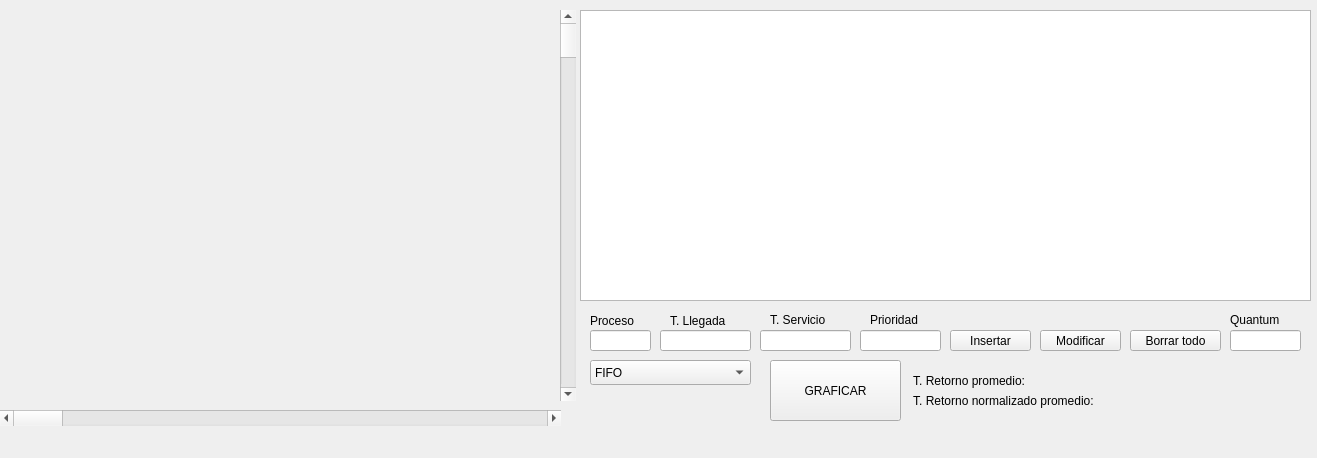
Qt form Planificador/mainwindow.ui (lamlemonpie/SO) before a commit.
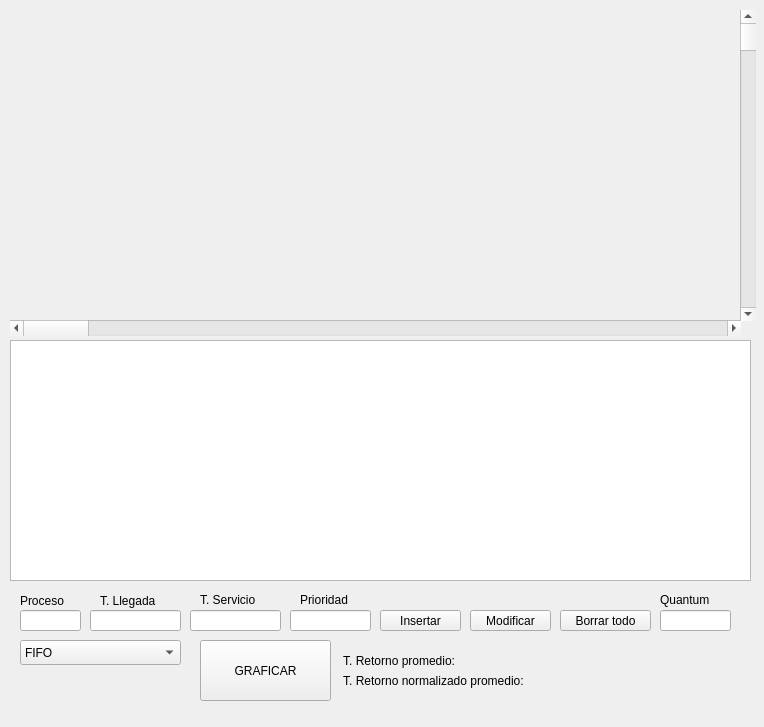
The same form after that commit. Custom widgets are drawn as their Qt base class.

Commit message:
PRIORIDADES :D
Ordenalas Hermione

The edit to the form file:
```diff
--- a/Planificador/mainwindow.ui
+++ b/Planificador/mainwindow.ui
@@ -6,8 +6,8 @@
    <rect>
     <x>0</x>
     <y>0</y>
-    <width>1317</width>
-    <height>458</height>
+    <width>764</width>
+    <height>727</height>
    </rect>
   </property>
   <property name="windowTitle">
@@ -17,18 +17,18 @@
    <widget class="QTableWidget" name="tableWidget">
     <property name="geometry">
      <rect>
-      <x>580</x>
-      <y>10</y>
-      <width>731</width>
-      <height>291</height>
+      <x>10</x>
+      <y>340</y>
+      <width>741</width>
+      <height>241</height>
      </rect>
     </property>
    </widget>
    <widget class="QPushButton" name="pushButton">
     <property name="geometry">
      <rect>
-      <x>950</x>
-      <y>330</y>
+      <x>380</x>
+      <y>610</y>
       <width>81</width>
       <height>21</height>
      </rect>
@@ -40,8 +40,8 @@
    <widget class="QPushButton" name="pushButton_2">
     <property name="geometry">
      <rect>
-      <x>770</x>
-      <y>360</y>
+      <x>200</x>
+      <y>640</y>
       <width>131</width>
       <height>61</height>
      </rect>
@@ -53,8 +53,8 @@
    <widget class="QLineEdit" name="lineEdit">
     <property name="geometry">
      <rect>
-      <x>660</x>
-      <y>330</y>
+      <x>90</x>
+      <y>610</y>
       <width>91</width>
       <height>21</height>
      </rect>
@@ -63,8 +63,8 @@
    <widget class="QLineEdit" name="lineEdit_2">
     <property name="geometry">
      <rect>
-      <x>760</x>
-      <y>330</y>
+      <x>190</x>
+      <y>610</y>
       <width>91</width>
       <height>21</height>
      </rect>
@@ -73,8 +73,8 @@
    <widget class="QLabel" name="label">
     <property name="geometry">
      <rect>
-      <x>670</x>
-      <y>310</y>
+      <x>100</x>
+      <y>590</y>
       <width>71</width>
       <height>21</height>
      </rect>
@@ -86,8 +86,8 @@
    <widget class="QLabel" name="label_2">
     <property name="geometry">
      <rect>
-      <x>770</x>
-      <y>310</y>
+      <x>200</x>
+      <y>590</y>
       <width>71</width>
       <height>20</height>
      </rect>
@@ -99,8 +99,8 @@
    <widget class="QPushButton" name="pushButton_3">
     <property name="geometry">
      <rect>
-      <x>1130</x>
-      <y>330</y>
+      <x>560</x>
+      <y>610</y>
       <width>91</width>
       <height>21</height>
      </rect>
@@ -112,8 +112,8 @@
    <widget class="QLabel" name="label_3">
     <property name="geometry">
      <rect>
-      <x>590</x>
-      <y>310</y>
+      <x>20</x>
+      <y>590</y>
       <width>61</width>
       <height>21</height>
      </rect>
@@ -125,8 +125,8 @@
    <widget class="QLineEdit" name="lineEdit_3">
     <property name="geometry">
      <rect>
-      <x>590</x>
-      <y>330</y>
+      <x>20</x>
+      <y>610</y>
       <width>61</width>
       <height>21</height>
      </rect>
@@ -135,8 +135,8 @@
    <widget class="QPushButton" name="pushButton_4">
     <property name="geometry">
      <rect>
-      <x>1040</x>
-      <y>330</y>
+      <x>470</x>
+      <y>610</y>
       <width>81</width>
       <height>21</height>
      </rect>
@@ -148,8 +148,8 @@
    <widget class="QLabel" name="label_4">
     <property name="geometry">
      <rect>
-      <x>910</x>
-      <y>370</y>
+      <x>340</x>
+      <y>650</y>
       <width>151</width>
       <height>21</height>
      </rect>
@@ -161,8 +161,8 @@
    <widget class="QLabel" name="TRP">
     <property name="geometry">
      <rect>
-      <x>1160</x>
-      <y>370</y>
+      <x>590</x>
+      <y>650</y>
       <width>61</width>
       <height>21</height>
      </rect>
@@ -174,8 +174,8 @@
    <widget class="QLabel" name="label_5">
     <property name="geometry">
      <rect>
-      <x>910</x>
-      <y>390</y>
+      <x>340</x>
+      <y>670</y>
       <width>241</width>
       <height>21</height>
      </rect>
@@ -187,8 +187,8 @@
    <widget class="QLabel" name="TRNP">
     <property name="geometry">
      <rect>
-      <x>1160</x>
-      <y>390</y>
+      <x>590</x>
+      <y>670</y>
       <width>61</width>
       <height>21</height>
      </rect>
@@ -200,9 +200,9 @@
    <widget class="QScrollBar" name="horizontalScrollBar">
     <property name="geometry">
      <rect>
-      <x>0</x>
-      <y>410</y>
-      <width>561</width>
+      <x>10</x>
+      <y>320</y>
+      <width>731</width>
       <height>16</height>
      </rect>
     </property>
@@ -213,10 +213,10 @@
    <widget class="QScrollBar" name="verticalScrollBar">
     <property name="geometry">
      <rect>
-      <x>560</x>
+      <x>740</x>
       <y>10</y>
       <width>16</width>
-      <height>391</height>
+      <height>311</height>
      </rect>
     </property>
     <property name="orientation">
@@ -228,16 +228,16 @@
      <rect>
       <x>10</x>
       <y>10</y>
-      <width>541</width>
-      <height>391</height>
+      <width>731</width>
+      <height>311</height>
      </rect>
     </property>
    </widget>
    <widget class="QComboBox" name="comboBox">
     <property name="geometry">
      <rect>
-      <x>590</x>
-      <y>360</y>
+      <x>20</x>
+      <y>640</y>
       <width>161</width>
       <height>25</height>
      </rect>
@@ -271,8 +271,8 @@
    <widget class="QLineEdit" name="lineEdit_4">
     <property name="geometry">
      <rect>
-      <x>1230</x>
-      <y>330</y>
+      <x>660</x>
+      <y>610</y>
       <width>71</width>
       <height>21</height>
      </rect>
@@ -284,8 +284,8 @@
    <widget class="QLabel" name="label_6">
     <property name="geometry">
      <rect>
-      <x>1230</x>
-      <y>310</y>
+      <x>660</x>
+      <y>590</y>
       <width>71</width>
       <height>20</height>
      </rect>
@@ -297,8 +297,8 @@
    <widget class="QLineEdit" name="lineEdit_5">
     <property name="geometry">
      <rect>
-      <x>860</x>
-      <y>330</y>
+      <x>290</x>
+      <y>610</y>
       <width>81</width>
       <height>21</height>
      </rect>
@@ -307,8 +307,8 @@
    <widget class="QLabel" name="label_7">
     <property name="geometry">
      <rect>
-      <x>870</x>
-      <y>310</y>
+      <x>300</x>
+      <y>590</y>
       <width>71</width>
       <height>20</height>
      </rect>
```
Left out of the diff: 2 changed lines with no effect on the pictures. The commit also changes 2 other files.
